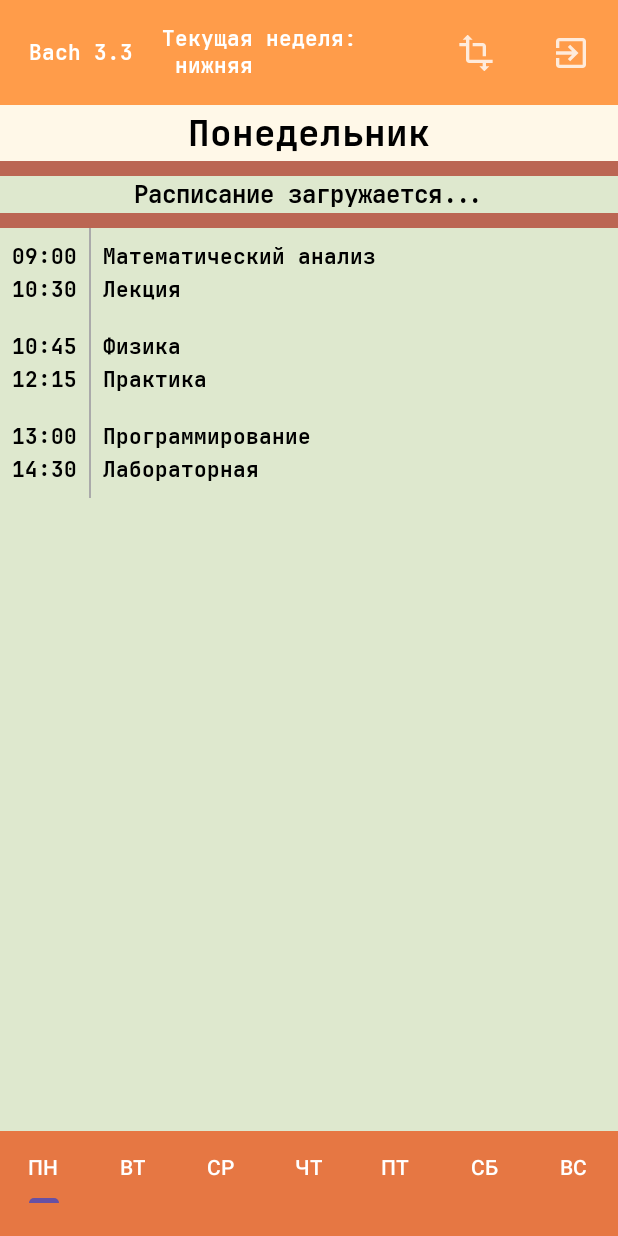
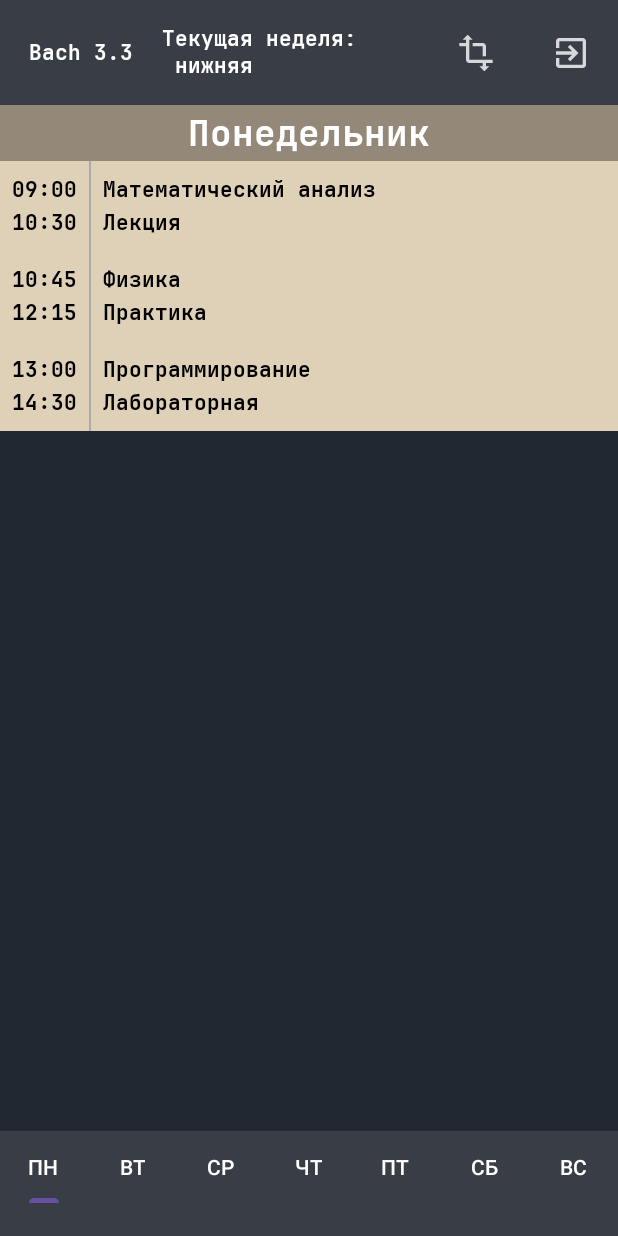
Before and after one commit to olekasndrsvl/mmcs-schedule, an Android app: the screen it shows after launch (MainActivity), on a phone screen of 412 x 824 dp. Run offline under Robolectric (Android 15) with nearby library versions, the phone set to English and light mode, and no system bars; 2 statements that could not run were skipped.

```diff
--- a/app/build.gradle.kts
+++ b/app/build.gradle.kts
@@ -32,6 +32,7 @@ dependencies {
     implementation ("androidx.viewpager2:viewpager2:1.0.0")
     implementation("org.apache.commons:commons-lang3:3.19.0")
     implementation("com.squareup.retrofit2:retrofit:3.0.0")
+    implementation("com.squareup.retrofit2:converter-gson:3.0.0")
     implementation("androidx.appcompat:appcompat:1.7.1")
     implementation ("com.google.code.gson:gson:2.13.2")
     implementation("androidx.annotation:annotation:1.9.1")
@@ -40,4 +41,5 @@ dependencies {
     testImplementation("junit:junit:4.13.2")
     androidTestImplementation("androidx.test.ext:junit:1.3.0")
     androidTestImplementation("androidx.test.espresso:espresso-core:3.7.0")
+
 }
--- a/app/src/main/AndroidManifest.xml
+++ b/app/src/main/AndroidManifest.xml
@@ -2,6 +2,11 @@
 <manifest xmlns:android="http://schemas.android.com/apk/res/android"
     xmlns:tools="http://schemas.android.com/tools">
 
+    <!-- Разрешение на использование интернета -->
+    <uses-permission android:name="android.permission.INTERNET" />
+
+    <!-- Для отладки: разрешение на четкое сетевое взаимодействие (опционально) -->
+    <uses-permission android:name="android.permission.ACCESS_NETWORK_STATE" />
     <application
         android:allowBackup="true"
         android:dataExtractionRules="@xml/data_extraction_rules"
--- a/app/src/main/java/com/alexanderl/mmcs_schedule/API/primitives/ScheduleAPI.java
+++ b/app/src/main/java/com/alexanderl/mmcs_schedule/API/primitives/ScheduleAPI.java
@@ -1,38 +1,41 @@
 package com.alexanderl.mmcs_schedule.API.primitives;
+
+import retrofit2.Call;
 import retrofit2.http.GET;
 import retrofit2.http.Path;
+
 public interface ScheduleAPI {
 
     @GET("/APIv1/grade/list")
-    RawGrade.List getGrades();
+    Call<RawGrade.List> getGrades();
 
     @GET("/APIv0/group/list/{gradeID}")
-    RawGroup.List getGroups(@Path("gradeID") int gradeId);
+    Call<RawGroup.List> getGroups(@Path("gradeID") int gradeId);
 
     @GET("/APIv0/group/forUber/{uberID}")
-    RawGroup.List getGroupsOfUberGroup(@Path("uberID") int uberId);
+    Call<RawGroup.List> getGroupsOfUberGroup(@Path("uberID") int uberId);
 
     @GET("/APIv0/room/list")
-    RawRoom.List getRooms();
+    Call<RawRoom.List> getRooms();
 
     @GET("/APIv0/schedule/lesson/{ID}")
-    RawCurriculaOfLesson getCurriculaForLesson(@Path("ID") int id);
+    Call<RawCurriculaOfLesson> getCurriculaForLesson(@Path("ID") int id);
 
     @GET("/APIv0/schedule/group/{ID}")
-    RawScheduleOfGroup getScheduleOfGroup(@Path("ID") int id);
+    Call<RawScheduleOfGroup> getScheduleOfGroup(@Path("ID") int id);
 
     @GET("/APIv1/schedule/teacher/{ID}")
-    RawScheduleOfTeacher getScheduleOfTeacher(@Path("ID") int id);
+    Call<RawScheduleOfTeacher> getScheduleOfTeacher(@Path("ID") int id);
 
     @GET("/APIv0/subject/list")
-    RawSubject.List getSubjects();
+    Call<RawSubject.List> getSubjects();
 
     @GET("/APIv0/teacher/list")
-    RawTeacher.List getTeachers();
+    Call<RawTeacher.List> getTeachers();
 
     @GET("/APIv0/time/week")
-    RawWeek getCurrentWeek();
+    Call<RawWeek> getCurrentWeek();
 
     @GET("/APIv0/time/list")
-    RawTimeSlot.List getTimeSlots();
+    Call<RawTimeSlot.List> getTimeSlots();
 }
--- /dev/null
+++ b/app/src/main/java/com/alexanderl/mmcs_schedule/API/primitives/ScheduleService.java
@@ -0,0 +1,23 @@
+package com.alexanderl.mmcs_schedule.API.primitives;
+
+import retrofit2.Call;
+import retrofit2.Retrofit;
+import retrofit2.converter.gson.GsonConverterFactory;
+
+public class ScheduleService {
+    private static final String BASE_URL = "https://schedule.sfedu.ru/";
+    private static ScheduleAPI api;
+
+    static {
+        Retrofit retrofit = new Retrofit.Builder()
+                .baseUrl(BASE_URL)
+                .addConverterFactory(GsonConverterFactory.create())
+                .build();
+
+        api = retrofit.create(ScheduleAPI.class);
+    }
+
+    public static Call<RawScheduleOfGroup> getGroupSchedule(int groupId) {
+        return api.getScheduleOfGroup(groupId);
+    }
+}
--- a/app/src/main/java/com/alexanderl/mmcs_schedule/DayOfWeekView.java
+++ b/app/src/main/java/com/alexanderl/mmcs_schedule/DayOfWeekView.java
@@ -12,6 +12,7 @@ import androidx.fragment.app.Fragment;
 import androidx.recyclerview.widget.LinearLayoutManager;
 import androidx.recyclerview.widget.RecyclerView;
 
+import com.alexanderl.mmcs_schedule.adapters.LessonAdapter;
 import com.alexanderl.mmcs_schedule.dataTransferObjects.DayOfWeek;
 
 public class DayOfWeekView extends Fragment {
@@ -46,7 +47,7 @@ public class DayOfWeekView extends Fragment {
     {
         View view = inflater.inflate(R.layout.day_of_week, container, false);
         TextView dayTextView = view.findViewById(R.id.dayTag);
-        TextView scheduleTextView = view.findViewById(R.id.scheduleTextView);
+       // TextView scheduleTextView = view.findViewById(R.id.scheduleTextView);
         dayTextView.setText(day.getDayname());
         RecyclerView recyclerView = view.findViewById(R.id.list_items);
         LinearLayoutManager l =new LinearLayoutManager(getContext());
--- a/app/src/main/java/com/alexanderl/mmcs_schedule/MainActivity.java
+++ b/app/src/main/java/com/alexanderl/mmcs_schedule/MainActivity.java
@@ -2,15 +2,25 @@ package com.alexanderl.mmcs_schedule;
 
 import android.os.Bundle;
 import android.widget.TextView;
+import android.widget.Toast;
 
 import androidx.annotation.NonNull;
 import androidx.appcompat.app.AppCompatActivity;
 import androidx.viewpager2.widget.ViewPager2;
 
+import com.alexanderl.mmcs_schedule.API.primitives.RawScheduleOfGroup;
+import com.alexanderl.mmcs_schedule.API.primitives.ScheduleService;
+import com.alexanderl.mmcs_schedule.adapters.DayPageAdapter;
+import com.alexanderl.mmcs_schedule.adapters.ScheduleAdapter;
 import com.alexanderl.mmcs_schedule.dataTransferObjects.TestWeekBuilder;
 import com.alexanderl.mmcs_schedule.dataTransferObjects.Week;
+import com.alexanderl.mmcs_schedule.dataTransferObjects.WeekType;
 import com.google.android.material.tabs.TabLayout;
 import com.google.android.material.tabs.TabLayoutMediator;
+
+import retrofit2.Call;
+import retrofit2.Callback;
+import retrofit2.Response;
 
 
 public class MainActivity extends AppCompatActivity {
@@ -25,18 +35,52 @@ public class MainActivity extends AppCompatActivity {
         setContentView(R.layout.activity_main);
 
         initViews();
-        setupViewPager();
+        loadScheduleFromAPI();
+       // setupViewPager();
 
     }
     private void initViews() {
         viewPager = findViewById(R.id.viewPager);
         tabLayout = findViewById(R.id.tabLayout);
     }
+    private void loadScheduleFromAPI() {
+        // Показываем индикатор загрузки
+        //showLoading();
+
+        ScheduleService.getGroupSchedule(53).enqueue(new Callback<RawScheduleOfGroup>() {
+            @Override
+            public void onResponse(Call<RawScheduleOfGroup> call, Response<RawScheduleOfGroup> response) {
+                //hideLoading();
+
+                if (response.isSuccessful() && response.body() != null) {
+                    // Конвертируем raw данные в нашу модель
+                    Week week = ScheduleAdapter.convertToWeek(response.body(), WeekType.COMBINBED);
+                    setupViewPager(week);
+                } else {
+                    // Если API не доступно, используем тестовые данные
+                    useTestData();
+                }
+            }
+
+            @Override
+            public void onFailure(Call<RawScheduleOfGroup> call, Throwable t) {
+                //hideLoading();
+                // При ошибке используем тестовые данные
+                useTestData();
+                Toast.makeText(MainActivity.this, "Используются тестовые данные", Toast.LENGTH_SHORT).show();
+            }
+        });
+    }
 
 
-    private void setupViewPager() {
+    private void useTestData() {
+        Week testWeek = TestWeekBuilder.createTestWeek();
+        setupViewPager(testWeek);
+    }
 
-        Week w = TestWeekBuilder.createTestWeek();
+    private void setupViewPager(Week w) {
+
+        //w = TestWeekBuilder.createTestWeek();
         // Создаем адаптер
         adapter = new DayPageAdapter(this, w);
         viewPager.setAdapter(adapter);
--- a/app/src/main/java/com/alexanderl/mmcs_schedule/DayPageAdapter.java
+++ b/app/src/main/java/com/alexanderl/mmcs_schedule/adapters/DayPageAdapter.java
@@ -1,9 +1,10 @@
-package com.alexanderl.mmcs_schedule;
+package com.alexanderl.mmcs_schedule.adapters;
 
 import androidx.annotation.NonNull;
 import androidx.fragment.app.FragmentActivity;
 import androidx.viewpager2.adapter.FragmentStateAdapter;
 
+import com.alexanderl.mmcs_schedule.DayOfWeekView;
 import com.alexanderl.mmcs_schedule.dataTransferObjects.Week;
 public class DayPageAdapter extends FragmentStateAdapter {
     private final Week week;
--- a/app/src/main/java/com/alexanderl/mmcs_schedule/LessonAdapter.java
+++ b/app/src/main/java/com/alexanderl/mmcs_schedule/adapters/LessonAdapter.java
@@ -1,4 +1,4 @@
-package com.alexanderl.mmcs_schedule;
+package com.alexanderl.mmcs_schedule.adapters;
 
 import android.content.Context;
 import android.view.LayoutInflater;
@@ -9,6 +9,7 @@ import android.widget.TextView;
 import androidx.annotation.NonNull;
 import androidx.recyclerview.widget.RecyclerView;
 
+import com.alexanderl.mmcs_schedule.R;
 import com.alexanderl.mmcs_schedule.dataTransferObjects.Lesson;
 public class LessonAdapter extends RecyclerView.Adapter<LessonAdapter.ViewHolder>
 {
--- a/app/src/main/res/layout/activity_main.xml
+++ b/app/src/main/res/layout/activity_main.xml
@@ -8,7 +8,7 @@
 
     <LinearLayout
         android:layout_width="match_parent"
-        android:background="@color/background_orange"
+        android:background="@color/background"
         android:layout_height="match_parent"
         android:orientation="vertical"
         app:layout_constraintEnd_toEndOf="parent"
@@ -20,7 +20,7 @@
         <LinearLayout
             android:layout_width="match_parent"
             android:layout_height="70dp"
-            android:background="@color/top_foreground_orange"
+            android:background="@color/top_foreground"
             android:orientation="horizontal">
 
             <TextView
@@ -80,7 +80,7 @@
         android:id="@+id/tabLayout"
         android:layout_width="match_parent"
         android:minHeight="70dp"
-        android:background="@color/foreground_orange"
+        android:background="@color/foreground"
         android:layout_height="wrap_content"
         android:fontFamily="@font/jetbrains_mono_bold"
         app:tabTextColor="@color/white"
--- a/app/src/main/res/layout/day_of_week.xml
+++ b/app/src/main/res/layout/day_of_week.xml
@@ -14,25 +14,15 @@
         android:background="@color/head_color"
         android:fontFamily="@font/jetbrains_mono_bold"
         android:text="Monday"
-        android:textColor="@color/black"
+        android:textColor="@color/white"
         android:gravity="center"/>
 
-    <TextView
-        android:id="@+id/scheduleTextView"
-        android:layout_width="match_parent"
-        android:layout_height="wrap_content"
-        android:fontFamily="@font/jetbrains_mono_bold"
-        android:textSize="16sp"
-        android:gravity="center"
-        android:background="@color/content_color"
-        android:textColor="@color/black"
-        android:layout_marginVertical="10dp"
-        android:text="Расписание загружается..."/>
+
 
     <androidx.recyclerview.widget.RecyclerView
         android:id="@+id/list_items"
         android:layout_width="match_parent"
-        android:layout_height="match_parent"
+        android:layout_height="wrap_content"
         android:padding="0pt"
         android:background="@color/content_color"
         android:textColor="@color/black"/>
--- a/app/src/main/res/values/colors.xml
+++ b/app/src/main/res/values/colors.xml
@@ -2,10 +2,10 @@
 <resources>
     <color name="black">#FF000000</color>
     <color name="white">#FFFFFFFF</color>
-    <color name="background_orange">#BB6653</color>
-    <color name="foreground_orange">#e67743</color>
-    <color name="top_foreground_orange">#ff9c4a</color>
+    <color name="background">#222831</color>
+    <color name="foreground">#393E46</color>
+    <color name="top_foreground">#393E46</color>
     <color name="no_color">#00000000</color>
-    <color name="head_color">#FFF8E8</color>
-    <color name="content_color">#DEE8CE</color>
+    <color name="head_color">#948979</color>
+    <color name="content_color">#DFD0B8</color>
 </resources>
```
Also changed, not shown: app/src/main/java/com/alexanderl/mmcs_schedule/API/primitives/RawLesson.java (+8 -15 lines), app/src/main/java/com/alexanderl/mmcs_schedule/adapters/ScheduleAdapter.java (added, +291 -0 lines).
